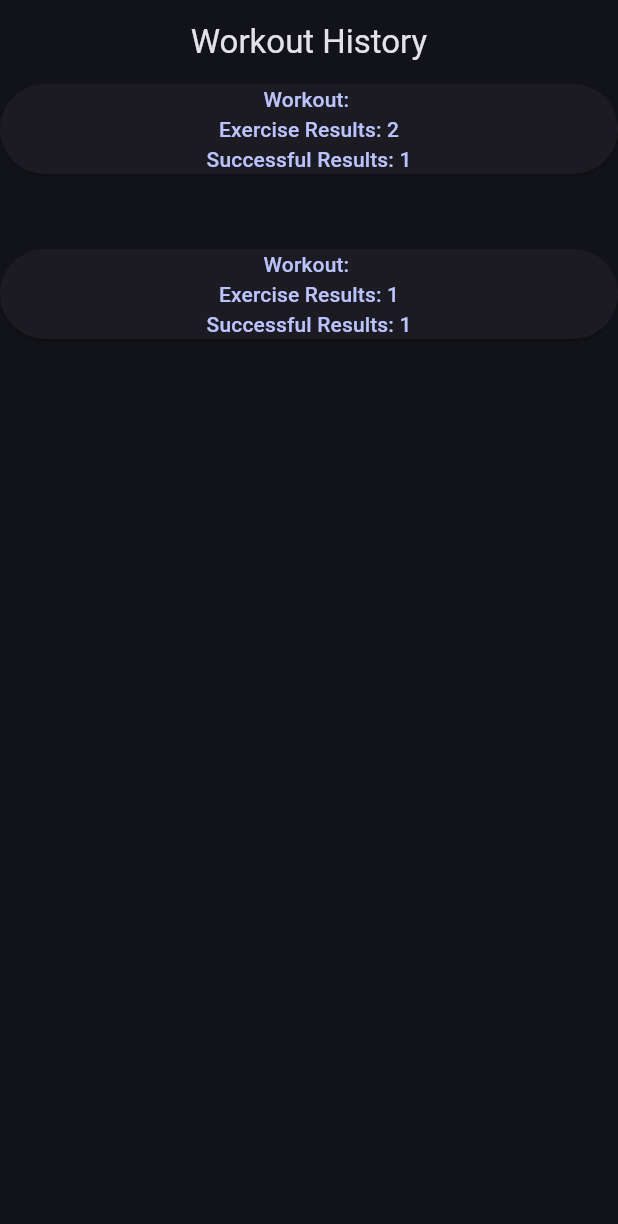
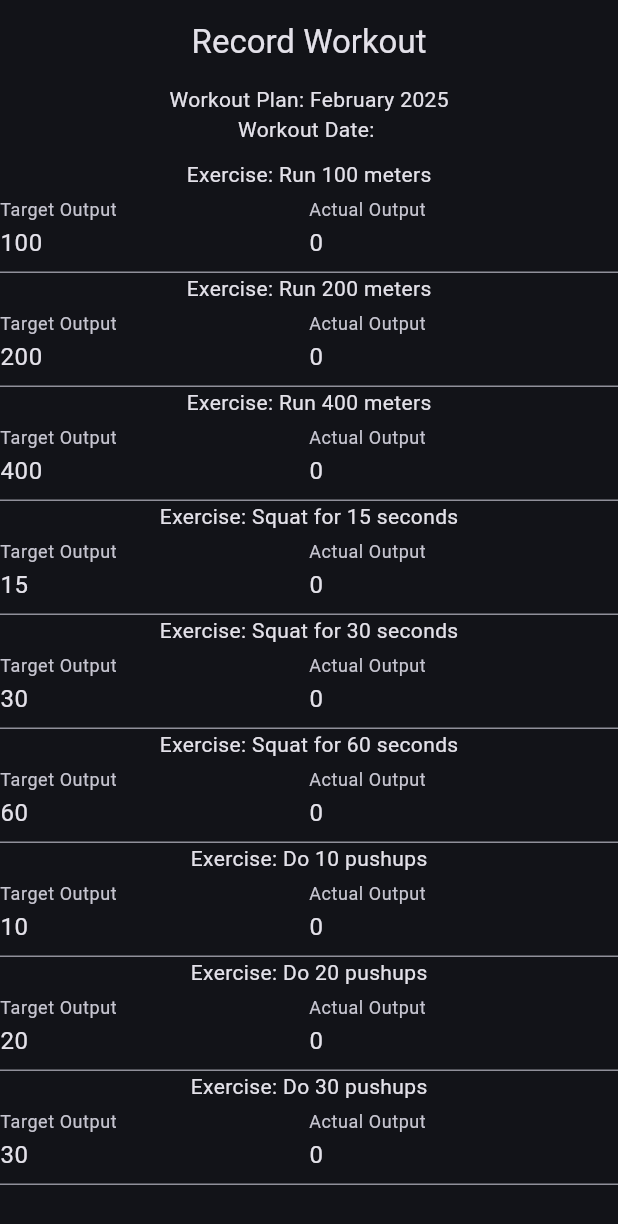
Before and after one commit to ngoantho/flutter-workout-app, a Flutter app: the screen it shows after launch, on a phone screen of 412 x 824 dp. Shown: the top 1224 px of the screen. Run offline on Flutter 3.47's test engine with Material 3 defaults, Android fonts, the phone set to English and light mode, and no system bars; missing offline and left inert: date_only.

Commit message:
reorganize pages

```diff
--- /dev/null
+++ b/lib/examples/sample_workout_plan.dart
@@ -0,0 +1,49 @@
+import 'package:homework/models/output.dart';
+import 'package:homework/models/exercise.dart';
+import 'package:homework/models/measurement_unit.dart';
+import 'package:homework/models/workout_plan.dart';
+
+final sampleWorkoutPlan = WorkoutPlan(name: 'February 2025', exercises: [
+  Exercise(
+      name: 'Run 100 meters',
+      targetOutput: Output(100),
+      measurementUnit: MeasurementUnit.meters),
+  Exercise(
+      name: 'Run 200 meters',
+      targetOutput: Output(200),
+      measurementUnit: MeasurementUnit.meters),
+  Exercise(
+      name: 'Run 400 meters',
+      targetOutput: Output(400),
+      measurementUnit: MeasurementUnit.meters),
+  Exercise(
+    name: 'Squat for 15 seconds',
+    targetOutput: Output(15),
+    measurementUnit: MeasurementUnit.seconds,
+  ),
+  Exercise(
+    name: 'Squat for 30 seconds',
+    targetOutput: Output(30),
+    measurementUnit: MeasurementUnit.seconds,
+  ),
+  Exercise(
+    name: 'Squat for 60 seconds',
+    targetOutput: Output(60),
+    measurementUnit: MeasurementUnit.seconds,
+  ),
+  Exercise(
+    name: 'Do 10 pushups',
+    targetOutput: Output(10),
+    measurementUnit: MeasurementUnit.repetitions,
+  ),
+  Exercise(
+    name: 'Do 20 pushups',
+    targetOutput: Output(20),
+    measurementUnit: MeasurementUnit.repetitions,
+  ),
+  Exercise(
+    name: 'Do 30 pushups',
+    targetOutput: Output(30),
+    measurementUnit: MeasurementUnit.repetitions,
+  ),
+]);
--- /dev/null
+++ b/lib/examples/sample_workouts.dart
@@ -0,0 +1,31 @@
+import 'package:date_only/date_only.dart';
+import 'package:homework/models/output.dart';
+import 'package:homework/models/exercise.dart';
+import 'package:homework/models/exercise_result.dart';
+import 'package:homework/models/measurement_unit.dart';
+import 'package:homework/models/workout.dart';
+
+final sampleWorkouts = [
+  Workout(date: DateOnly(year: 2024, month: 1, day: 17), results: [
+    ExerciseResult(
+        exercise: Exercise(
+            name: "Run 200 meters",
+            targetOutput: Output(200),
+            measurementUnit: MeasurementUnit.meters),
+        actualOutput: Output(100)),
+    ExerciseResult(
+        exercise: Exercise(
+            name: "Run 100 meters",
+            targetOutput: Output(100),
+            measurementUnit: MeasurementUnit.meters),
+        actualOutput: Output(200)),
+  ]),
+  Workout(date: DateOnly(year: 2024, month: 1, day: 17), results: [
+    ExerciseResult(
+        exercise: Exercise(
+            name: "Do 20 pushups",
+            targetOutput: Output(20),
+            measurementUnit: MeasurementUnit.repetitions),
+        actualOutput: Output(25))
+  ])
+];
--- a/lib/main.dart
+++ b/lib/main.dart
@@ -1,86 +1,10 @@
-import 'package:date_only/date_only.dart';
 import 'package:flutter/material.dart';
-import 'package:homework/models/output.dart';
-import 'package:homework/widgets/workout_history_page.dart';
-import 'package:homework/models/exercise.dart';
-import 'package:homework/models/exercise_result.dart';
-import 'package:homework/models/measurement_unit.dart';
-import 'package:homework/models/workout.dart';
-import 'package:homework/models/workout_plan.dart';
+import 'package:homework/examples/sample_workout_plan.dart';
+import 'package:homework/pages/workout_recording_page.dart';
 
 void main() {
   runApp(const MyApp());
 }
-
-final sampleWorkouts = [
-  Workout(date: DateOnly(year: 2024, month: 1, day: 17), results: [
-    ExerciseResult(
-        exercise: Exercise(
-            name: "Run 200 meters",
-            targetOutput: Output(200),
-            measurementUnit: MeasurementUnit.meters),
-        actualOutput: Output(100)),
-    ExerciseResult(
-        exercise: Exercise(
-            name: "Run 100 meters",
-            targetOutput: Output(100),
-            measurementUnit: MeasurementUnit.meters),
-        actualOutput: Output(200)),
-  ]),
-  Workout(date: DateOnly(year: 2024, month: 1, day: 17), results: [
-    ExerciseResult(
-        exercise: Exercise(
-            name: "Do 20 pushups",
-            targetOutput: Output(20),
-            measurementUnit: MeasurementUnit.repetitions),
-        actualOutput: Output(25))
-  ])
-];
-
-final sampleWorkoutPlan = WorkoutPlan(name: 'February 2025', exercises: [
-  Exercise(
-      name: 'Run 100 meters',
-      targetOutput: Output(100),
-      measurementUnit: MeasurementUnit.meters),
-  Exercise(
-      name: 'Run 200 meters',
-      targetOutput: Output(200),
-      measurementUnit: MeasurementUnit.meters),
-  Exercise(
-      name: 'Run 400 meters',
-      targetOutput: Output(400),
-      measurementUnit: MeasurementUnit.meters),
-  Exercise(
-    name: 'Squat for 15 seconds',
-    targetOutput: Output(15),
-    measurementUnit: MeasurementUnit.seconds,
-  ),
-  Exercise(
-    name: 'Squat for 30 seconds',
-    targetOutput: Output(30),
-    measurementUnit: MeasurementUnit.seconds,
-  ),
-  Exercise(
-    name: 'Squat for 60 seconds',
-    targetOutput: Output(60),
-    measurementUnit: MeasurementUnit.seconds,
-  ),
-  Exercise(
-    name: 'Do 10 pushups',
-    targetOutput: Output(10),
-    measurementUnit: MeasurementUnit.repetitions,
-  ),
-  Exercise(
-    name: 'Do 20 pushups',
-    targetOutput: Output(20),
-    measurementUnit: MeasurementUnit.repetitions,
-  ),
-  Exercise(
-    name: 'Do 30 pushups',
-    targetOutput: Output(30),
-    measurementUnit: MeasurementUnit.repetitions,
-  ),
-]);
 
 class MyApp extends StatelessWidget {
   const MyApp({super.key});
@@ -111,6 +35,6 @@ class MyApp extends StatelessWidget {
             useMaterial3: true,
             brightness: Brightness.dark),
         debugShowCheckedModeBanner: false,
-        home: WorkoutHistoryPage(sampleWorkouts));
+        home: WorkoutRecordingPage(sampleWorkoutPlan));
   }
 }
--- a/lib/mixins/common_scaffold.dart
+++ /dev/null
@@ -1,13 +0,0 @@
-import 'package:flutter/material.dart';
-
-mixin CommonScaffold {
-  Widget scaffold({required String title, required Widget content}) {
-    return Scaffold(
-      appBar: AppBar(
-        title: Text(title),
-        centerTitle: true,
-      ),
-      body: content,
-    );
-  }
-}
--- a/lib/widgets/workout_detail_page.dart
+++ b/lib/pages/workout_detail_page.dart
@@ -2,16 +2,16 @@ import 'package:flutter/material.dart';
 import 'package:homework/models/exercise_result.dart';
 import 'package:homework/models/output.dart';
 import 'package:homework/models/workout.dart';
-import 'package:homework/mixins/common_scaffold.dart';
+import 'package:homework/widgets/common_scaffold.dart';
 
-class WorkoutDetailsPage extends StatelessWidget with CommonScaffold {
+class WorkoutDetailsPage extends StatelessWidget {
   final Workout workout;
 
   const WorkoutDetailsPage(this.workout, {super.key});
 
   @override
   Widget build(BuildContext context) {
-    return scaffold(
+    return CommonScaffold(
         title: 'Workout: ${workout.date}',
         content: ListView.separated(
             itemBuilder: (context, index) =>
--- a/lib/widgets/workout_history_page.dart
+++ b/lib/pages/workout_history_page.dart
@@ -2,17 +2,17 @@ import 'package:flutter/material.dart';
 import 'package:homework/models/exercise_result.dart';
 import 'package:homework/models/output.dart';
 import 'package:homework/models/workout.dart';
-import 'package:homework/mixins/common_scaffold.dart';
-import 'package:homework/widgets/workout_detail_page.dart';
+import 'package:homework/widgets/common_scaffold.dart';
+import 'package:homework/pages/workout_detail_page.dart';
 
-class WorkoutHistoryPage extends StatelessWidget with CommonScaffold {
+class WorkoutHistoryPage extends StatelessWidget {
   final List<Workout> workouts;
 
   const WorkoutHistoryPage(this.workouts, {super.key});
 
   @override
   Widget build(BuildContext context) {
-    return scaffold(
+    return CommonScaffold(
         title: 'Workout History',
         content: ListView.separated(
           itemCount: workouts.length,
--- /dev/null
+++ b/lib/pages/workout_recording_page.dart
@@ -0,0 +1,77 @@
+import 'package:date_only/date_only.dart';
+import 'package:flutter/material.dart';
+import 'package:homework/models/exercise.dart';
+import 'package:homework/models/workout_plan.dart';
+import 'package:homework/widgets/center_column.dart';
+import 'package:homework/widgets/common_scaffold.dart';
+import 'package:homework/widgets/sized_box_with_height.dart';
+
+class WorkoutRecordingPage extends StatefulWidget {
+  final WorkoutPlan workoutPlan;
+
+  const WorkoutRecordingPage(this.workoutPlan, {super.key});
+
+  @override
+  State<WorkoutRecordingPage> createState() => _WorkoutRecordingPageState();
+}
+
+class _WorkoutRecordingPageState extends State<WorkoutRecordingPage> {
+  final _formKey = GlobalKey<FormState>();
+  final _workoutDate = DateOnly.today();
+
+  @override
+  Widget build(BuildContext context) {
+    return Form(
+        key: _formKey,
+        child: CommonScaffold(
+            title: 'Record Workout',
+            content: CenterColumn([
+              Text('Workout Plan: ${widget.workoutPlan.name}'),
+              Text('Workout Date: $_workoutDate'),
+              SizedBoxWithHeight(10),
+              Expanded(
+                  child: ListView.builder(
+                itemBuilder: (context, index) =>
+                    _WorkoutRecording(widget.workoutPlan.exercises[index]),
+                itemCount: widget.workoutPlan.exercises.length,
+              ))
+            ])));
+  }
+}
+
+class _WorkoutRecording extends StatefulWidget {
+  final Exercise exercise;
+
+  const _WorkoutRecording(this.exercise);
+
+  @override
+  State<_WorkoutRecording> createState() => _WorkoutRecordingState();
+}
+
+class _WorkoutRecordingState extends State<_WorkoutRecording> {
+  @override
+  Widget build(BuildContext context) {
+    return Column(
+      children: [
+        Text('Exercise: ${widget.exercise.name}'),
+        Row(
+          children: [
+            Expanded(
+              child: TextFormField(
+                initialValue: widget.exercise.targetOutput.toString(),
+                keyboardType: TextInputType.number,
+                decoration: InputDecoration(labelText: 'Target Output'),
+              ),
+            ),
+            Expanded(
+                child: TextFormField(
+              initialValue: '0',
+              keyboardType: TextInputType.number,
+              decoration: InputDecoration(labelText: 'Actual Output'),
+            ))
+          ],
+        ),
+      ],
+    );
+  }
+}
--- /dev/null
+++ b/lib/widgets/center_column.dart
@@ -0,0 +1,18 @@
+import 'package:flutter/material.dart';
+
+class CenterColumn extends StatelessWidget {
+  final List<Widget> children;
+
+  const CenterColumn(this.children, {super.key});
+
+  @override
+  Widget build(BuildContext context) {
+    return Column(
+      mainAxisAlignment: MainAxisAlignment.center,
+      children: [
+        Center(), // <- need this
+        ...children,
+      ],
+    );
+  }
+}
--- /dev/null
+++ b/lib/widgets/common_scaffold.dart
@@ -0,0 +1,25 @@
+import 'package:flutter/material.dart';
+
+class CommonScaffold extends StatelessWidget {
+  final String title;
+  final Widget content;
+  final Widget? floatingActionButton;
+
+  const CommonScaffold(
+      {super.key,
+      required this.title,
+      required this.content,
+      this.floatingActionButton});
+
+  @override
+  Widget build(BuildContext context) {
+    return Scaffold(
+      appBar: AppBar(
+        title: Text(title),
+        centerTitle: true,
+      ),
+      body: content,
+      floatingActionButton: floatingActionButton,
+    );
+  }
+}
```
Also changed, not shown: lib/widgets/column_scroll_view.dart (added, +36 -0 lines), lib/widgets/sized_box_with_height.dart (added, +14 -0 lines), lib/widgets/workout_recording_page.dart (deleted, +0 -17 lines).
